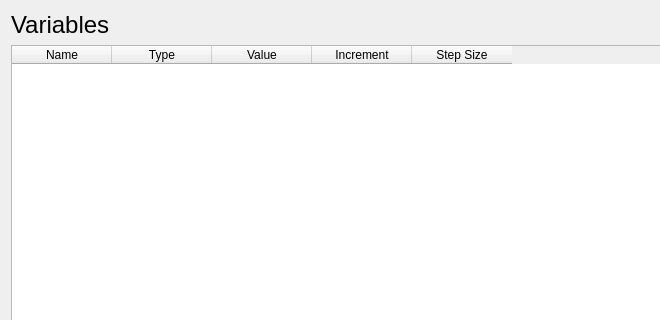
The window that glabels/ui/VariablesView.ui (jimevins/glabels-qt) describes before a commit, drawn with Qt 5; both pictures show x 0 to 660 and y 0 to 320 of the 1105 by 605 pixel window.
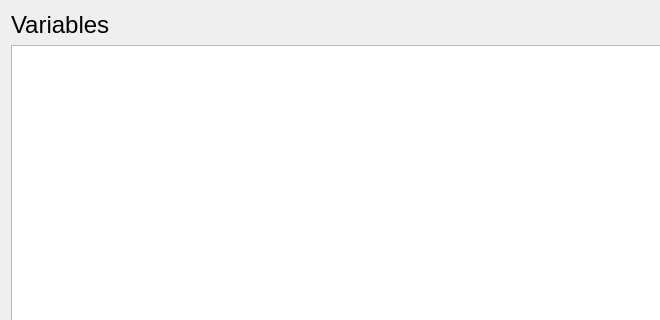
The same window after the commit.

Commit message: Populate VariablesView headers in class rather than ui/.

```diff
--- a/glabels/ui/VariablesView.ui
+++ b/glabels/ui/VariablesView.ui
@@ -39,7 +39,7 @@
       <enum>QAbstractItemView::SelectRows</enum>
      </property>
      <property name="columnCount">
-      <number>5</number>
+      <number>0</number>
      </property>
      <attribute name="verticalHeaderVisible">
       <bool>false</bool>
@@ -47,31 +47,6 @@
      <attribute name="verticalHeaderHighlightSections">
       <bool>true</bool>
      </attribute>
-     <column>
-      <property name="text">
-       <string>Name</string>
-      </property>
-     </column>
-     <column>
-      <property name="text">
-       <string>Type</string>
-      </property>
-     </column>
-     <column>
-      <property name="text">
-       <string>Value</string>
-      </property>
-     </column>
-     <column>
-      <property name="text">
-       <string>Increment</string>
-      </property>
-     </column>
-     <column>
-      <property name="text">
-       <string>Step Size</string>
-      </property>
-     </column>
     </widget>
    </item>
    <item row="2" column="0">
```
The commit also changes 2 other files.
